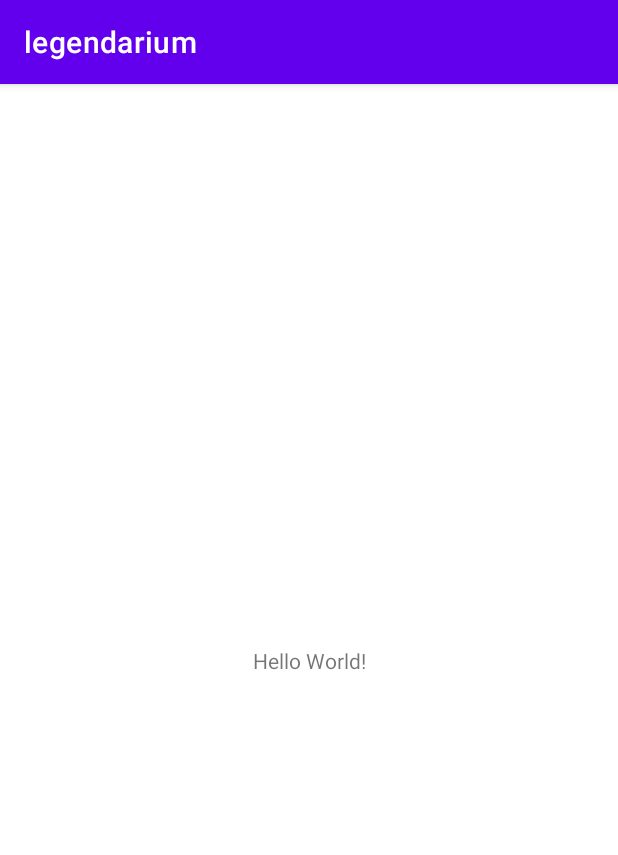
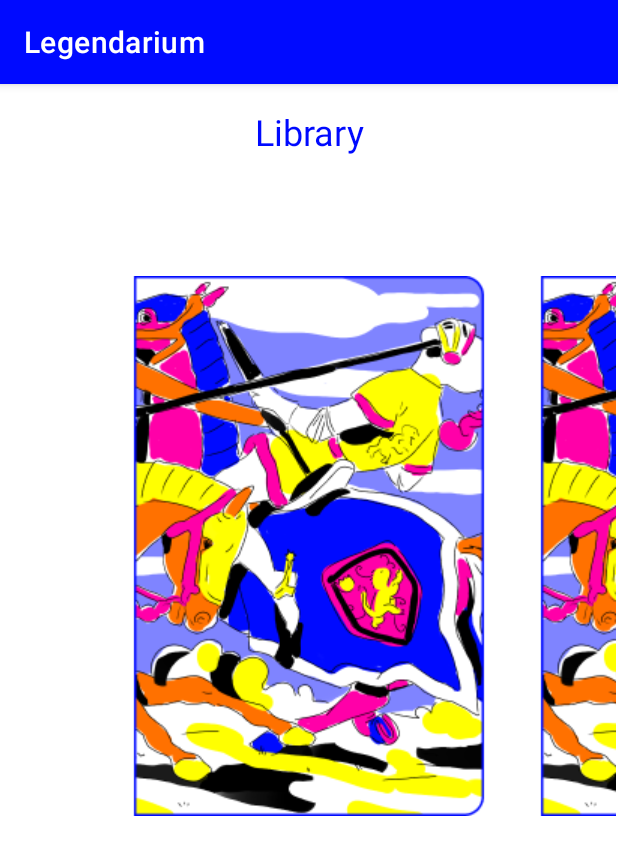
Before and after one commit to polyymorr/Legendarium, an Android app: the screen it shows after launch (MainActivity), on a phone screen of 412 x 824 dp. Shown: the top 855 px of the screen. Run offline under Robolectric (Android 15) with nearby library versions, the phone set to English and light mode, and no system bars.

Commit message:
Basic layout

```diff
--- a/app/build.gradle
+++ b/app/build.gradle
@@ -37,6 +37,9 @@ dependencies {
     implementation 'androidx.appcompat:appcompat:1.4.1'
     implementation 'com.google.android.material:material:1.5.0'
     implementation 'androidx.constraintlayout:constraintlayout:2.1.3'
+    implementation 'androidx.core:core-splashscreen:1.0.0-beta01'
+    implementation "androidx.viewpager2:viewpager2:1.0.0"
+    implementation 'androidx.legacy:legacy-support-v4:1.0.0'
     testImplementation 'junit:junit:4.+'
     androidTestImplementation 'androidx.test.ext:junit:1.1.3'
     androidTestImplementation 'androidx.test.espresso:espresso-core:3.4.0'
--- a/app/src/main/java/com/example/legendarium/MainActivity.kt
+++ b/app/src/main/java/com/example/legendarium/MainActivity.kt
@@ -2,10 +2,13 @@ package com.example.legendarium
 
 import androidx.appcompat.app.AppCompatActivity
 import android.os.Bundle
+import android.util.Log
 
 class MainActivity : AppCompatActivity() {
     override fun onCreate(savedInstanceState: Bundle?) {
         super.onCreate(savedInstanceState)
         setContentView(R.layout.activity_main)
+
+        Log.d("createActivity", "Main Activity created")
     }
 }
--- /dev/null
+++ b/app/src/main/java/com/example/legendarium/SplashActivity.kt
@@ -0,0 +1,39 @@
+package com.example.legendarium
+
+import android.content.Intent
+import android.os.Bundle
+import android.os.Handler
+import android.util.Log
+import android.view.Window
+import android.view.WindowManager
+import androidx.appcompat.app.AppCompatActivity
+
+class SplashActivity : AppCompatActivity() {
+    override fun onCreate(savedInstanceState: Bundle?) {
+        super.onCreate(savedInstanceState)
+
+        makeFullScreen()
+
+        setContentView(R.layout.activity_splash)
+
+        Handler().postDelayed({
+            startActivity(Intent(this, MainActivity::class.java))
+            overridePendingTransition(android.R.anim.fade_in, android.R.anim.fade_out)
+            finish()
+        }, 2000)
+
+
+        Log.d("createActivity", "Splash Activity created")
+    }
+
+    private fun makeFullScreen() {
+        requestWindowFeature(Window.FEATURE_NO_TITLE)
+
+        window.setFlags(
+            WindowManager.LayoutParams.FLAG_FULLSCREEN,
+            WindowManager.LayoutParams.FLAG_FULLSCREEN,
+        )
+
+        supportActionBar?.hide()
+    }
+}
--- a/app/src/main/res/layout/activity_main.xml
+++ b/app/src/main/res/layout/activity_main.xml
@@ -7,12 +7,54 @@
     tools:context=".MainActivity">
 
     <TextView
+        android:id="@+id/booksHeading"
         android:layout_width="wrap_content"
         android:layout_height="wrap_content"
-        android:text="Hello World!"
-        app:layout_constraintBottom_toBottomOf="parent"
-        app:layout_constraintLeft_toLeftOf="parent"
-        app:layout_constraintRight_toRightOf="parent"
+        android:layout_marginTop="15dp"
+        android:layout_marginBottom="30dp"
+        android:text="@string/library_heading"
+        android:textColor="@color/blue"
+        android:textSize="24sp"
+        app:layout_constraintBottom_toTopOf="@+id/horizontalScrollView2"
+        app:layout_constraintEnd_toEndOf="parent"
+        app:layout_constraintStart_toStartOf="parent"
         app:layout_constraintTop_toTopOf="parent" />
 
+    <HorizontalScrollView
+        android:id="@+id/horizontalScrollView2"
+        android:layout_width="0dp"
+        android:layout_height="0dp"
+        android:layout_marginStart="1dp"
+        android:layout_marginEnd="1dp"
+        android:layout_marginBottom="1dp"
+        app:layout_constraintBottom_toBottomOf="parent"
+        app:layout_constraintEnd_toEndOf="parent"
+        app:layout_constraintStart_toStartOf="parent"
+        app:layout_constraintTop_toBottomOf="@+id/booksHeading">
+
+        <LinearLayout
+            android:layout_width="wrap_content"
+            android:layout_height="match_parent"
+            android:layout_marginTop="50sp"
+            >
+
+            <ImageView
+                android:id="@+id/imageView7"
+                android:layout_width="wrap_content"
+                android:layout_height="wrap_content"
+                android:layout_marginLeft="80sp"
+                android:layout_weight="1"
+                app:srcCompat="@drawable/book" />
+
+            <ImageView
+                android:id="@+id/imageView8"
+                android:layout_width="wrap_content"
+                android:layout_height="wrap_content"
+                android:layout_marginLeft="20sp"
+                android:layout_marginRight="80sp"
+                android:layout_weight="1"
+                app:srcCompat="@drawable/book" />
+        </LinearLayout>
+    </HorizontalScrollView>
+
 </androidx.constraintlayout.widget.ConstraintLayout>
--- a/app/src/main/res/values/colors.xml
+++ b/app/src/main/res/values/colors.xml
@@ -7,4 +7,5 @@
     <color name="teal_700">#FF018786</color>
     <color name="black">#FF000000</color>
     <color name="white">#FFFFFFFF</color>
+    <color name="blue">#FF000AFF</color>
 </resources>
--- a/app/src/main/res/values/strings.xml
+++ b/app/src/main/res/values/strings.xml
@@ -1,3 +1,6 @@
 <resources>
-    <string name="app_name">legendarium</string>
+    <string name="app_name">Legendarium</string>
+    <string name="settings">Settings</string>
+    <string name="library_heading">Library</string>
+    <string name="splash_screen">Splash Screen</string>
 </resources>
--- a/app/src/main/res/values/themes.xml
+++ b/app/src/main/res/values/themes.xml
@@ -2,7 +2,7 @@
     <!-- Base application theme. -->
     <style name="Theme.Legendarium" parent="Theme.MaterialComponents.DayNight.DarkActionBar">
         <!-- Primary brand color. -->
-        <item name="colorPrimary">@color/purple_500</item>
+        <item name="colorPrimary">@color/blue</item>
         <item name="colorPrimaryVariant">@color/purple_700</item>
         <item name="colorOnPrimary">@color/white</item>
         <!-- Secondary brand color. -->
--- a/build.gradle
+++ b/build.gradle
@@ -6,7 +6,7 @@ buildscript {
     }
     dependencies {
         classpath "com.android.tools.build:gradle:7.0.4"
-        classpath "org.jetbrains.kotlin:kotlin-gradle-plugin:1.6.10"
+        classpath 'org.jetbrains.kotlin:kotlin-gradle-plugin:1.6.21'
 
         // NOTE: Do not place your application dependencies here; they belong
         // in the individual module build.gradle files
```
Also changed, not shown: app/src/main/AndroidManifest.xml (+8 -5 lines), app/src/main/res/layout/activity_splash.xml (added, +18 -0 lines), app/src/main/res/drawable-v24/book.png (added), app/src/main/res/drawable-v24/splash.png (added), 1 other file.
